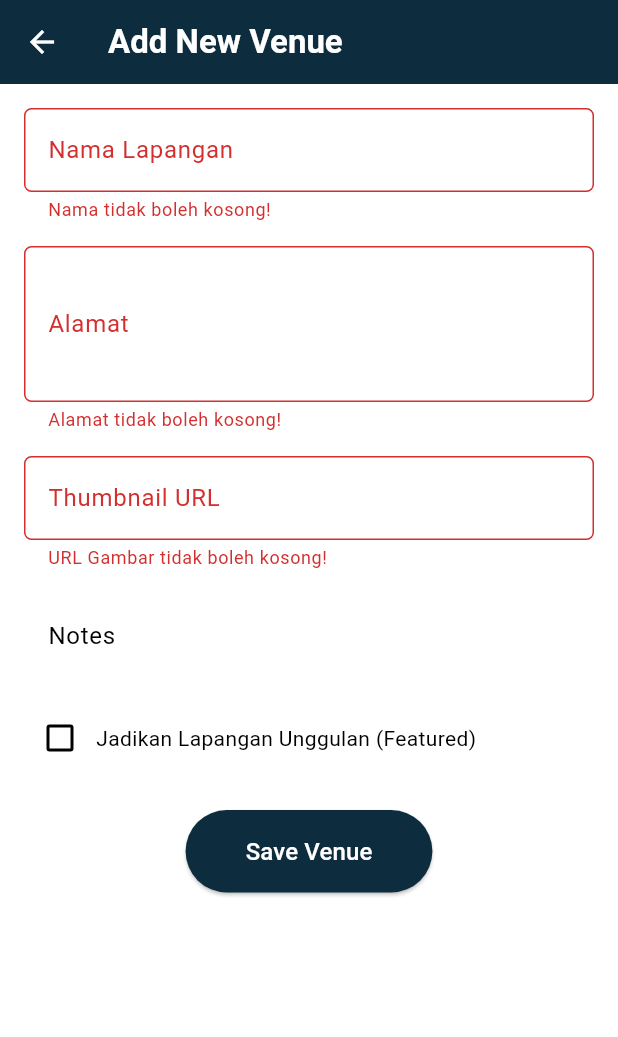
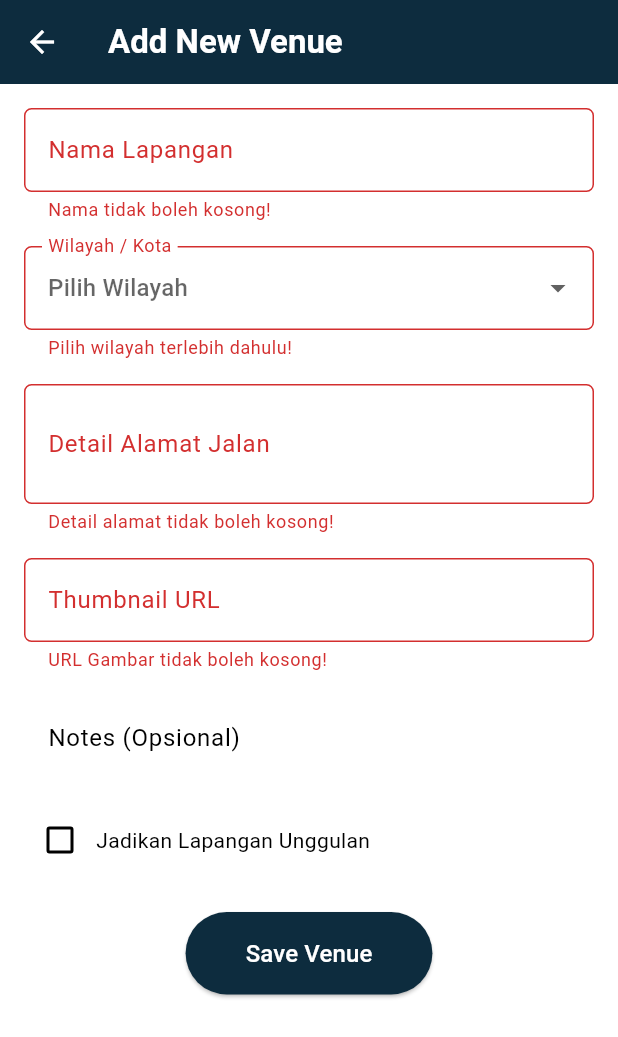
Before and after one commit to pbp-kelompok-f12/sportspace-mobile, a Flutter app: the VenueFormPage screen opened directly, after a tap on "Save Venue", on a phone screen of 412 x 824 dp. Shown: the top 1037 px of the screen. Run offline on Flutter 3.47's test engine with Material 3 defaults, Android fonts, the phone set to English and light mode, and no system bars; missing offline and left inert: pbp_django_auth.

Commit message:
update venuem_form.dart

```diff
--- a/dev/apps/sportspace_app/lib/screens/venue_form.dart
+++ b/dev/apps/sportspace_app/lib/screens/venue_form.dart
@@ -2,9 +2,7 @@ import 'package:flutter/material.dart';
 import 'dart:convert';
 import 'package:provider/provider.dart';
 import 'package:pbp_django_auth/pbp_django_auth.dart';
-// Ganti 'sportspace_app' sesuai nama folder project Anda jika berbeda
 import 'package:sportspace_app/screens/homepage.dart';
-
 
 class VenueFormPage extends StatefulWidget {
   const VenueFormPage({super.key});
@@ -18,16 +16,24 @@ class _VenueFormPageState extends State<VenueFormPage> {
 
   // Variabel Form
   String _nama = "";
-  String _alamat = "";
+  String _detailJalan = ""; // Mengganti _alamat menjadi detail jalan
+  String? _selectedCity;    // Tambahan: Untuk menyimpan wilayah pilihan
   String _thumbnail = "";
-  String _notes = ""; // Tambahan sesuai model Django
+  String _notes = "";
   bool _isFeatured = false;
+
+  // Daftar Lokasi (Harus SAMA PERSIS dengan yang ada di Homepage agar filter bekerja)
+  final List<String> _locations = [
+    'Jakarta Selatan',
+    'Jakarta Pusat',
+    'Jakarta Barat',
+    'Jakarta Timur',
+    'Jakarta Utara',
+  ];
 
   @override
   Widget build(BuildContext context) {
     final request = context.watch<CookieRequest>();
-
-    // Warna tema
     final Color darkBlue = const Color(0xFF0D2C3E);
 
     return Scaffold(
@@ -50,7 +56,7 @@ class _VenueFormPageState extends State<VenueFormPage> {
                 // 1. Nama Lapangan
                 TextFormField(
                   decoration: InputDecoration(
-                    hintText: "Nama Lapangan",
+                    hintText: "Contoh: Padel Senayan",
                     labelText: "Nama Lapangan",
                     border: OutlineInputBorder(
                       borderRadius: BorderRadius.circular(5.0),
@@ -70,24 +76,54 @@ class _VenueFormPageState extends State<VenueFormPage> {
                 ),
                 const SizedBox(height: 16.0),
 
-                // 2. Alamat
-                TextFormField(
+                // 2.A. Dropdown Wilayah (PENTING untuk Filter Homepage)
+                DropdownButtonFormField<String>(
                   decoration: InputDecoration(
-                    hintText: "Alamat Lengkap",
-                    labelText: "Alamat",
+                    labelText: "Wilayah / Kota",
                     border: OutlineInputBorder(
                       borderRadius: BorderRadius.circular(5.0),
                     ),
                   ),
-                  maxLines: 3,
-                  onChanged: (String? value) {
+                  value: _selectedCity,
+                  hint: const Text("Pilih Wilayah"),
+                  items: _locations.map((String location) {
+                    return DropdownMenuItem<String>(
+                      value: location,
+                      child: Text(location),
+                    );
+                  }).toList(),
+                  onChanged: (String? newValue) {
                     setState(() {
-                      _alamat = value!;
+                      _selectedCity = newValue;
                     });
                   },
                   validator: (String? value) {
                     if (value == null || value.isEmpty) {
-                      return "Alamat tidak boleh kosong!";
+                      return "Pilih wilayah terlebih dahulu!";
+                    }
+                    return null;
+                  },
+                ),
+                const SizedBox(height: 16.0),
+
+                // 2.B. Detail Alamat (Jalan, No, RT/RW)
+                TextFormField(
+                  decoration: InputDecoration(
+                    hintText: "Jl. Jendral Sudirman No. 1",
+                    labelText: "Detail Alamat Jalan",
+                    border: OutlineInputBorder(
+                      borderRadius: BorderRadius.circular(5.0),
+                    ),
+                  ),
+                  maxLines: 2,
+                  onChanged: (String? value) {
+                    setState(() {
+                      _detailJalan = value!;
+                    });
+                  },
+                  validator: (String? value) {
+                    if (value == null || value.isEmpty) {
+                      return "Detail alamat tidak boleh kosong!";
                     }
                     return null;
                   },
@@ -97,7 +133,7 @@ class _VenueFormPageState extends State<VenueFormPage> {
                 // 3. Thumbnail URL
                 TextFormField(
                   decoration: InputDecoration(
-                    hintText: "URL Gambar (Thumbnail)",
+                    hintText: "https://example.com/image.jpg",
                     labelText: "Thumbnail URL",
                     border: OutlineInputBorder(
                       borderRadius: BorderRadius.circular(5.0),
@@ -117,11 +153,11 @@ class _VenueFormPageState extends State<VenueFormPage> {
                 ),
                 const SizedBox(height: 16.0),
 
-                // 4. Notes (Opsional, tapi ada di model)
+                // 4. Notes
                 TextFormField(
                   decoration: InputDecoration(
-                    hintText: "Catatan Tambahan (Opsional)",
-                    labelText: "Notes",
+                    hintText: "Fasilitas: Parkir luas, kantin, dll.",
+                    labelText: "Notes (Opsional)",
                     border: OutlineInputBorder(
                       borderRadius: BorderRadius.circular(5.0),
                     ),
@@ -146,7 +182,7 @@ class _VenueFormPageState extends State<VenueFormPage> {
                         });
                       },
                     ),
-                    const Text("Jadikan Lapangan Unggulan (Featured)"),
+                    const Text("Jadikan Lapangan Unggulan"),
                   ],
                 ),
                 const SizedBox(height: 24.0),
@@ -165,25 +201,26 @@ class _VenueFormPageState extends State<VenueFormPage> {
                     ),
                     onPressed: () async {
                       if (_formKey.currentState!.validate()) {
-                        // GENERATE PLACE_ID MANUAL
-                        // Karena di Django wajib ada place_id, kita buat unik menggunakan timestamp
-                        String generatedPlaceId = "manual-${DateTime.now().millisecondsSinceEpoch}";
+                        // LOGIKA PENGGABUNGAN ALAMAT
+                        // Format: "Jl. Bla Bla, Jakarta Selatan"
+                        // Ini memastikan filter "contains('Jakarta Selatan')" di homepage bernilai TRUE.
+                        String finalAddress = "$_detailJalan, $_selectedCity";
+
+                        // GENERATE ID (Randomize sesuai permintaan)
+                        String generatedPlaceId = "user-${DateTime.now().millisecondsSinceEpoch}";
 
                         // Kirim ke Backend
-                        // PENTING: Ganti URL sesuai environment (Localhost/Emulator)
-                        // Android Emulator: http://10.0.2.2:8000/
-                        // Browser/iOS Simulator: http://127.0.0.1:8000/
+                        // NOTE: Sesuaikan URL (10.0.2.2 untuk Emulator Android, 127.0.0.1 untuk web/iOS)
                         final response = await request.postJson(
                           "http://127.0.0.1:8000/api/lapangan/create-flutter/",
                           jsonEncode({
-                            "place_id": generatedPlaceId, // Wajib dikirim
+                            "place_id": generatedPlaceId,
                             "nama": _nama,
-                            "alamat": _alamat,
+                            "alamat": finalAddress, // Alamat yang sudah digabung
                             "thumbnail_url": _thumbnail,
                             "notes": _notes,
                             "is_featured": _isFeatured,
-                            // Kirim default value untuk rating agar tidak error/null di database
-                            "rating": 0.0,
+                            "rating": 0.0, // Default rating
                             "total_review": 0,
                           }),
                         );
@@ -194,6 +231,7 @@ class _VenueFormPageState extends State<VenueFormPage> {
                                 .showSnackBar(const SnackBar(
                               content: Text("Lapangan berhasil disimpan!"),
                             ));
+                            // Kembali ke homepage dan refresh data
                             Navigator.pushReplacement(
                               context,
                               MaterialPageRoute(builder: (context) => const HomePage()),
```
